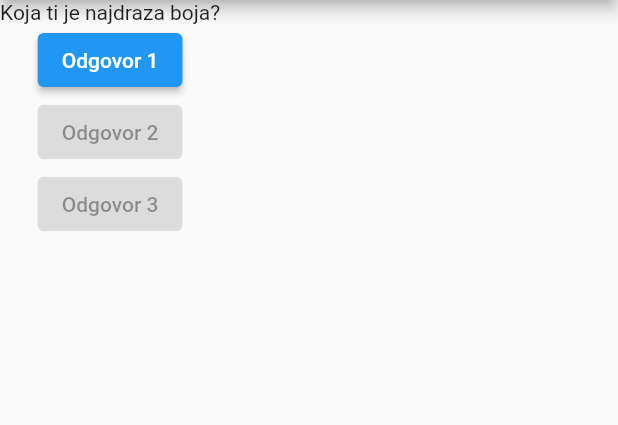
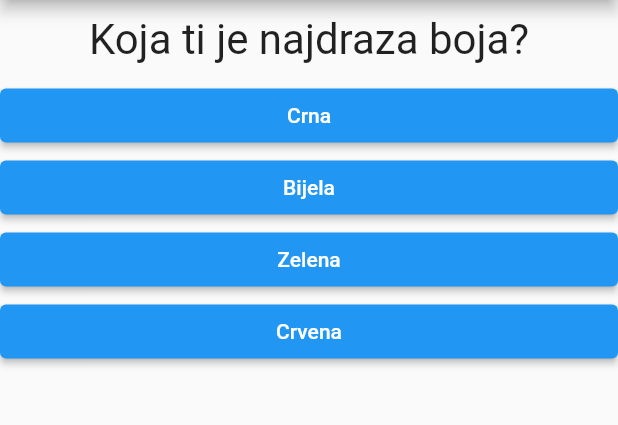
Before and after one commit to OrsolicIvan/FirstApp, a Flutter app: the screen it shows after launch, on a phone screen of 412 x 824 dp, the part 84-509 px from its top. Run offline on Flutter 3.47's test engine with Material 2 defaults, Android fonts, the phone set to English and light mode, and no system bars.

Commit message:
Section 2

```diff
--- /dev/null
+++ b/lib/answer.dart
@@ -0,0 +1,22 @@
+import 'package:flutter/material.dart';
+
+class Answer extends StatelessWidget {
+  final VoidCallback selectHandler;
+  final String answerText;
+
+  Answer(this.selectHandler, this.answerText);
+
+  @override
+  Widget build(BuildContext context) {
+    return Container(
+      width: double.infinity,
+      child: ElevatedButton(
+        style: ElevatedButton.styleFrom(
+          backgroundColor: Colors.blue,
+        ),
+        onPressed: selectHandler,
+        child: Text(answerText),
+      ),
+    );
+  }
+}
--- a/lib/main.dart
+++ b/lib/main.dart
@@ -1,42 +1,95 @@
 import 'package:flutter/material.dart';
+import './quiz.dart';
+import './answer.dart';
+import './result.dart';
 
 void main() {
   runApp(MyApp());
 }
 
-class MyApp extends StatelessWidget {
-  var questionIndex = 0;
+class MyApp extends StatefulWidget {
+  @override
+  State<StatefulWidget> createState() {
+    // TODO: implement createState
+    return _MyAppState();
+  }
+}
 
-  void answerQuestion() {
-    questionIndex = questionIndex + 1;
-    print(questionIndex);
+class _MyAppState extends State<MyApp> {
+  final _questions = const [
+    {
+      'questionText': 'Koja ti je najdraza boja?',
+      'answers': [
+        {'text': 'Crna', 'score': 10},
+        {'text': 'Bijela', 'score': 5},
+        {'text': 'Zelena', 'score': 3},
+        {'text': 'Crvena', 'score': 1},
+      ],
+    },
+    {
+      'questionText': 'Koja ti je omiljena hrana?',
+      'answers': [
+        {'text': 'Spageti', 'score': 1},
+        {'text': 'Pizza', 'score': 2},
+        {'text': 'Riba', 'score': 3},
+        {'text': 'Kruh', 'score': 5},
+      ],
+    },
+    {
+      'questionText': 'Koja ti je omiljeno pice?',
+      'answers': [
+        {'text': 'Voda', 'score': 2},
+        {'text': 'Kola', 'score': 1},
+        {'text': 'Fanta', 'score': 3},
+        {'text': 'Sprite', 'score': 4},
+      ],
+    },
+  ];
+  var _questionIndex = 0;
+  var _totalScore = 0;
+
+  void _resetQuiz() {
+    setState(() {
+      _questionIndex = 0;
+      _totalScore = 0;
+    });
+  }
+
+  void _answerQuestion(int score) {
+    _totalScore += score;
+
+    setState(() {
+      _questionIndex = _questionIndex + 1;
+    });
+    print(_questionIndex);
+    if (_questionIndex < _questions.length) {
+      print('Imamo jos pitanja');
+    } else {
+      print('Nema vise pitanja');
+    }
+    ;
   }
 
   @override
   Widget build(BuildContext context) {
-    var questions = ['Koja ti je najdraza boja?', 'Koja ti je omiljena hrana?'];
+    // var dummy = const ['Hello']; //sa const nece raditi jer ocekuje da nece biti promjena.
+    // dummy.add('Ivan');
+    // print(dummy);
+
+    //questions = []; ovo ne radi ako je question const
+
     return MaterialApp(
       home: Scaffold(
         appBar: AppBar(
-          title: const Text('Facebook'),
+          title: Text('Facebook'),
         ),
-        body: Column(
-          children: [
-            Text(questions[questionIndex]),
-            ElevatedButton(
-              onPressed: answerQuestion,
-              child: const Text('Odgovor 1'),
-            ),
-            const ElevatedButton(
-              onPressed: null,
-              child: Text('Odgovor 2'),
-            ),
-            const ElevatedButton(
-              onPressed: null,
-              child: Text('Odgovor 3'),
-            ),
-          ],
-        ),
+        body: _questionIndex < _questions.length
+            ? Quiz(
+                answerQuestion: _answerQuestion,
+                questionIndex: _questionIndex,
+                questions: _questions,
+              )
+            : Result(_totalScore, _resetQuiz),
       ),
     );
   }
--- /dev/null
+++ b/lib/question.dart
@@ -0,0 +1,18 @@
+import 'package:flutter/material.dart';
+
+class Question extends StatelessWidget {
+  final String questionText;
+  Question(this.questionText);
+
+  @override
+  Widget build(BuildContext context) {
+    return Container(
+        width: double.infinity,
+        margin: EdgeInsets.all(10),
+        child: Text(
+          questionText,
+          style: TextStyle(fontSize: 28),
+          textAlign: TextAlign.center,
+        ));
+  }
+}
--- /dev/null
+++ b/lib/quiz.dart
@@ -0,0 +1,28 @@
+import 'package:flutter/material.dart';
+import './question.dart';
+import './answer.dart';
+
+class Quiz extends StatelessWidget {
+  final List<Map<String, Object>> questions;
+  final int questionIndex;
+  final Function answerQuestion;
+
+  Quiz(
+      {required this.questions,
+      required this.answerQuestion,
+      required this.questionIndex});
+
+  @override
+  Widget build(BuildContext context) {
+    return Column(
+      children: [
+        Question(questions[questionIndex]['questionText'] as String),
+        ...(questions[questionIndex]['answers'] as List<Map<String, Object>>)
+            .map((answer) {
+          return Answer(
+              () => answerQuestion(answer['score']), answer['text'] as String);
+        }).toList()
+      ],
+    );
+  }
+}
--- a/pubspec.yaml
+++ b/pubspec.yaml
@@ -2,7 +2,7 @@ name: first_app
 description: A new Flutter project.
 # The following line prevents the package from being accidentally published to
 # pub.dev using `flutter pub publish`. This is preferred for private packages.
-publish_to: 'none' # Remove this line if you wish to publish to pub.dev
+publish_to: "none" # Remove this line if you wish to publish to pub.dev
 
 # The following defines the version and build number for your application.
 # A version number is three numbers separated by dots, like 1.2.43
@@ -19,7 +19,7 @@ publish_to: 'none' # Remove this line if you wish to publish to pub.dev
 version: 1.0.0+1
 
 environment:
-  sdk: '>=2.19.0 <3.0.0'
+  sdk: ">=2.19.0 <3.0.0"
 
 # Dependencies specify other packages that your package needs in order to work.
 # To automatically upgrade your package dependencies to the latest versions
@@ -30,7 +30,6 @@ environment:
 dependencies:
   flutter:
     sdk: flutter
-
 
   # The following adds the Cupertino Icons font to your application.
   # Use with the CupertinoIcons class for iOS style icons.
@@ -52,7 +51,6 @@ dev_dependencies:
 
 # The following section is specific to Flutter packages.
 flutter:
-
   # The following line ensures that the Material Icons font is
   # included with your application, so that you can use the icons in
   # the material Icons class.
```
Also changed, not shown: lib/result.dart (added, +44 -0 lines).
